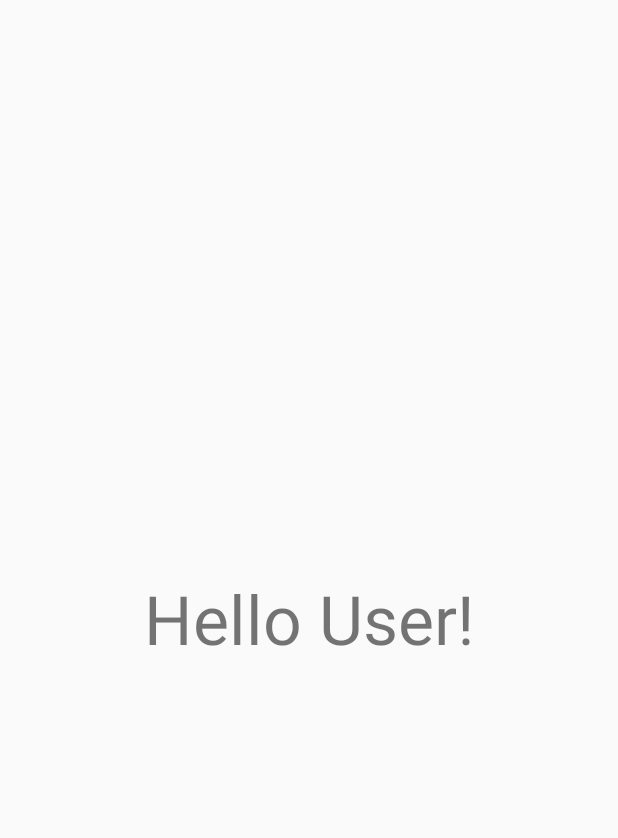
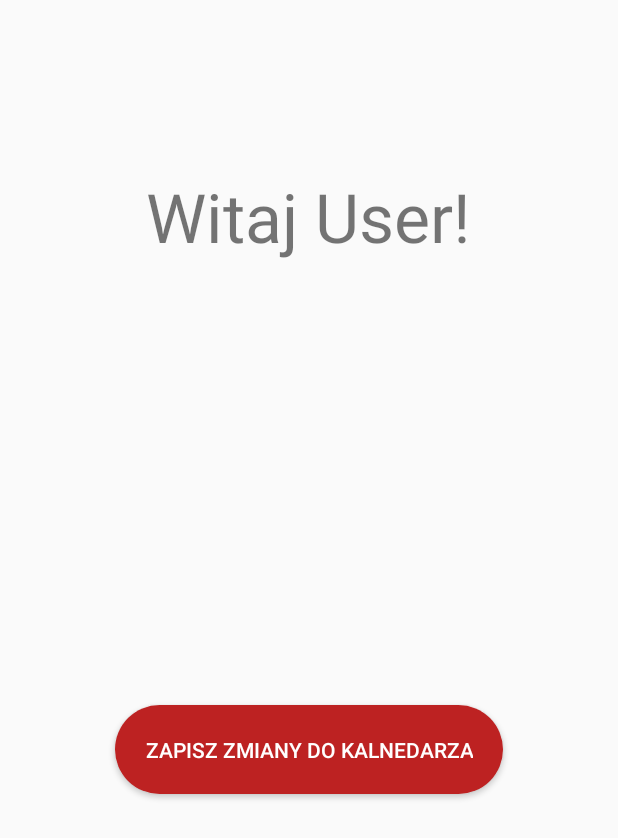
Before and after one commit to Irim212/MediDutyAndroid, an Android app: the UserMenuActivity screen opened directly, with no data from a screen before it, on a phone screen of 412 x 824 dp. Shown: the top 838 px of the screen. Run offline under Robolectric (Android 15) with nearby library versions, the phone set to English and light mode, and no system bars.

Commit message:
Login connected with backend User activity created.

```diff
--- a/app/src/main/java/com/example/sebastian/medi/MainActivity.java
+++ b/app/src/main/java/com/example/sebastian/medi/MainActivity.java
@@ -31,6 +31,7 @@ public class MainActivity extends AppCompatActivity {
     Button loginButton;
     TextView appName, emailEditText, passwordEditText;
     String url = "http://192.168.1.100:5000/api/";
+    static String JWTToken;
 
 
     @Override
@@ -56,14 +57,15 @@ public class MainActivity extends AppCompatActivity {
                 if(validateLogin(email, password)){
                     //do login
                     OkHttpClient client = new OkHttpClient();
-                    String testUrl = "https://reqres.in/api/login";
+                    String reqResUrl = "https://reqres.in/";
+                    String testUrl = "http://10.0.2.2:5001/api/Login?email=" + email + "&password=" + password;
 
                     MediaType MEDIA_TYPE = MediaType.parse("application/json");
 
                     JSONObject postdata = new JSONObject();
                     try {
-                        postdata.put("email", "eve.holt@reqres.in");
-                        postdata.put("password", "asdddsdsdsss");
+                        postdata.put("email", email);
+                        postdata.put("password", password);
                     } catch(JSONException e){
                         // TODO Auto-generated catch block
                         e.printStackTrace();
@@ -74,8 +76,6 @@ public class MainActivity extends AppCompatActivity {
                     Request request = new Request.Builder()
                             .url(testUrl)
                             .post(body)
-                            .header("Accept", "application/json")
-                            .header("Content-Type", "application/json")
                             .build();
 
                     client.newCall(request).enqueue(new Callback() {
@@ -97,8 +97,8 @@ public class MainActivity extends AppCompatActivity {
                                     public void run() {
                                         //Login Success
                                         System.out.println(myResponse);
-//                                        Intent userMenu = new Intent(MainActivity.this, UserMenuActivity.class);
-//                                        startActivity(userMenu);
+                                        Intent userMenu = new Intent(MainActivity.this, UserMenuActivity.class);
+                                        startActivity(userMenu);
                                     }
                                 });
                             }else{
--- a/app/src/main/java/com/example/sebastian/medi/UserMenuActivity.java
+++ b/app/src/main/java/com/example/sebastian/medi/UserMenuActivity.java
@@ -2,12 +2,22 @@ package com.example.sebastian.medi;
 
 import android.support.v7.app.AppCompatActivity;
 import android.os.Bundle;
+import android.widget.Button;
+import android.widget.TextView;
 
 public class UserMenuActivity extends AppCompatActivity {
+
+    TextView helloText;
+    Button addDataBtn;
 
     @Override
     protected void onCreate(Bundle savedInstanceState) {
         super.onCreate(savedInstanceState);
         setContentView(R.layout.activity_user_menu);
+
+        helloText = (TextView) findViewById(R.id.helloTextView);
+        addDataBtn = (Button) findViewById(R.id.addDataButton);
+
+
     }
 }
--- a/app/src/main/res/layout/activity_user_menu.xml
+++ b/app/src/main/res/layout/activity_user_menu.xml
@@ -7,19 +7,29 @@
     tools:context=".UserMenuActivity">
 
     <TextView
-        android:id="@+id/textView"
+        android:id="@+id/helloTextView"
         android:layout_width="wrap_content"
         android:layout_height="wrap_content"
         android:layout_marginBottom="8dp"
-        android:layout_marginEnd="8dp"
-        android:layout_marginLeft="8dp"
-        android:layout_marginRight="8dp"
-        android:layout_marginStart="8dp"
-        android:layout_marginTop="8dp"
-        android:text="Hello User!"
+        android:text="Witaj User!"
         android:textSize="45sp"
         app:layout_constraintBottom_toBottomOf="parent"
         app:layout_constraintEnd_toEndOf="parent"
+        app:layout_constraintHorizontal_bias="0.497"
         app:layout_constraintStart_toStartOf="parent"
-        app:layout_constraintTop_toTopOf="parent" />
+        app:layout_constraintTop_toTopOf="parent"
+        app:layout_constraintVertical_bias="0.151" />
+
+    <Button
+        android:id="@+id/addDataButton"
+        android:layout_width="wrap_content"
+        android:layout_height="wrap_content"
+        android:background="@drawable/custom_button"
+        android:padding="20dp"
+        android:text="Zapisz zmiany do kalnedarza"
+        android:textColor="#FFFFFF"
+        app:layout_constraintBottom_toBottomOf="parent"
+        app:layout_constraintEnd_toEndOf="parent"
+        app:layout_constraintStart_toStartOf="parent"
+        app:layout_constraintTop_toBottomOf="@+id/helloTextView" />
 </android.support.constraint.ConstraintLayout>
```
